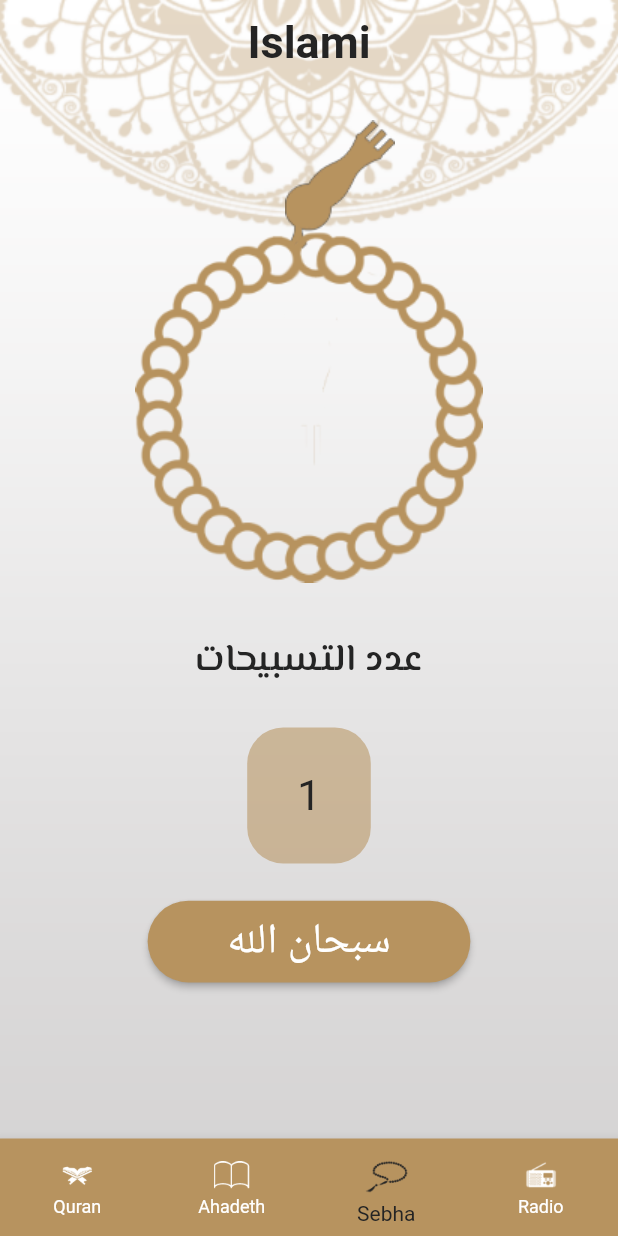
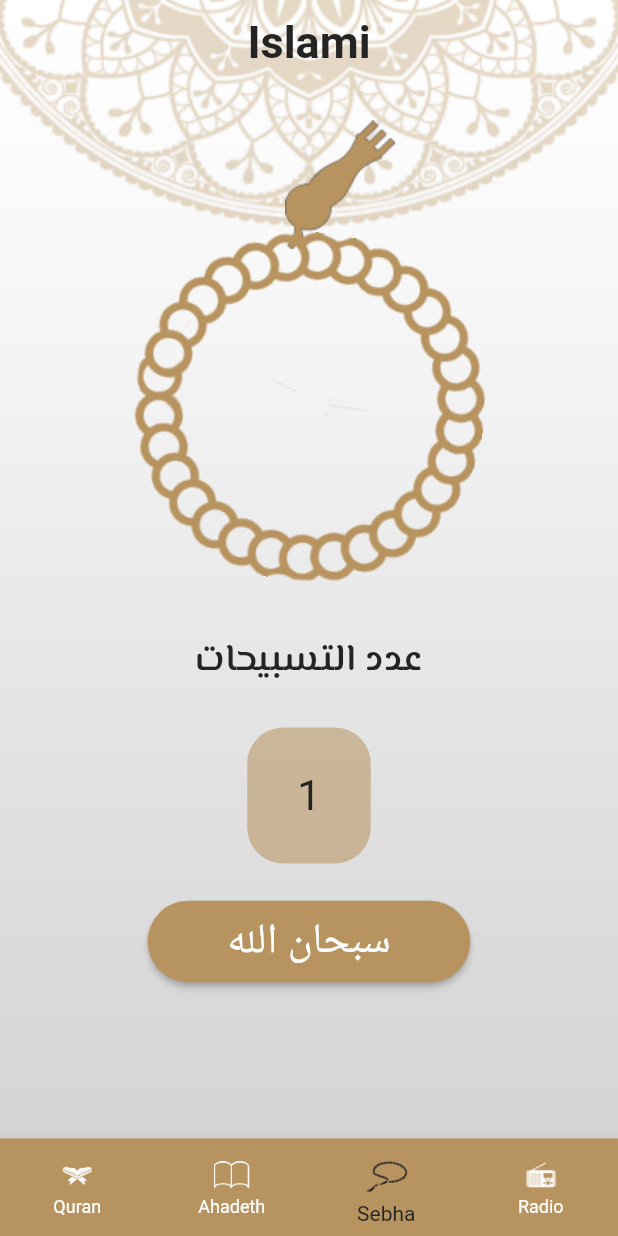
Before and after one commit to MuhamedUssama/Islami, a Flutter app: the screen it shows after launch, item 3 of the bottom bar chosen, after a tap on "سبحان الله", on a phone screen of 412 x 824 dp. Run offline on Flutter 3.47's test engine with Material 2 defaults, Android fonts, the phone set to English and light mode, and no system bars.

Commit message:
finished all logic of sebha screen

```diff
--- a/lib/ui/screens/Home/tabs/ahadeth/ahadeth.dart
+++ b/lib/ui/screens/Home/tabs/ahadeth/ahadeth.dart
@@ -4,7 +4,6 @@ import 'package:islami_app/ui/screens/details/sura_details.dart';
 import 'package:islami_app/ui/utils/app_assets.dart';
 import 'package:islami_app/ui/utils/app_colors.dart';
 import 'package:islami_app/ui/utils/app_theme.dart';
-import 'package:islami_app/ui/utils/constants.dart';
 
 class AhadethScreen extends StatelessWidget {
   List<String> ahadethName = List.generate(50, (index) {
--- a/lib/ui/screens/Home/tabs/sebha/sebha.dart
+++ b/lib/ui/screens/Home/tabs/sebha/sebha.dart
@@ -12,6 +12,15 @@ class SebhaScreen extends StatefulWidget {
 
 class _SebhaScreenState extends State<SebhaScreen> {
   int sebhaCounter = 0;
+  int azkarLength = 0;
+  double angle = 0;
+
+  List<String> azkarNames = [
+    "سبحان الله",
+    "الحمدلله",
+    "الله اكبر",
+    "لا اله الا الله"
+  ];
 
   @override
   Widget build(BuildContext context) {
@@ -40,7 +49,10 @@ class _SebhaScreenState extends State<SebhaScreen> {
                   onTap: () {
                     sebhaLogic();
                   },
-                  child: Image.asset(AppAssets.sebhaLogo),
+                  child: Transform.rotate(
+                    angle: angle,
+                    child: Image.asset(AppAssets.sebhaLogo),
+                  ),
                 ),
               ],
             ),
@@ -75,8 +87,8 @@ class _SebhaScreenState extends State<SebhaScreen> {
             child: Padding(
               padding: EdgeInsets.symmetric(
                   horizontal: width * 0.09, vertical: height * 0.01),
-              child: const Text(
-                "سبحان الله",
+              child: Text(
+                azkarNames[azkarLength],
                 style: AppTheme.azkar,
               ),
             ),
@@ -87,7 +99,17 @@ class _SebhaScreenState extends State<SebhaScreen> {
   }
 
   void sebhaLogic() {
-    sebhaCounter++;
+    if (sebhaCounter == 33) {
+      sebhaCounter = 1;
+      azkarNames[azkarLength++];
+      if (azkarLength > 3) {
+        azkarLength = 0;
+      }
+    } else {
+      sebhaCounter++;
+    }
+
+    angle += 30;
 
     setState(() {});
   }
```
